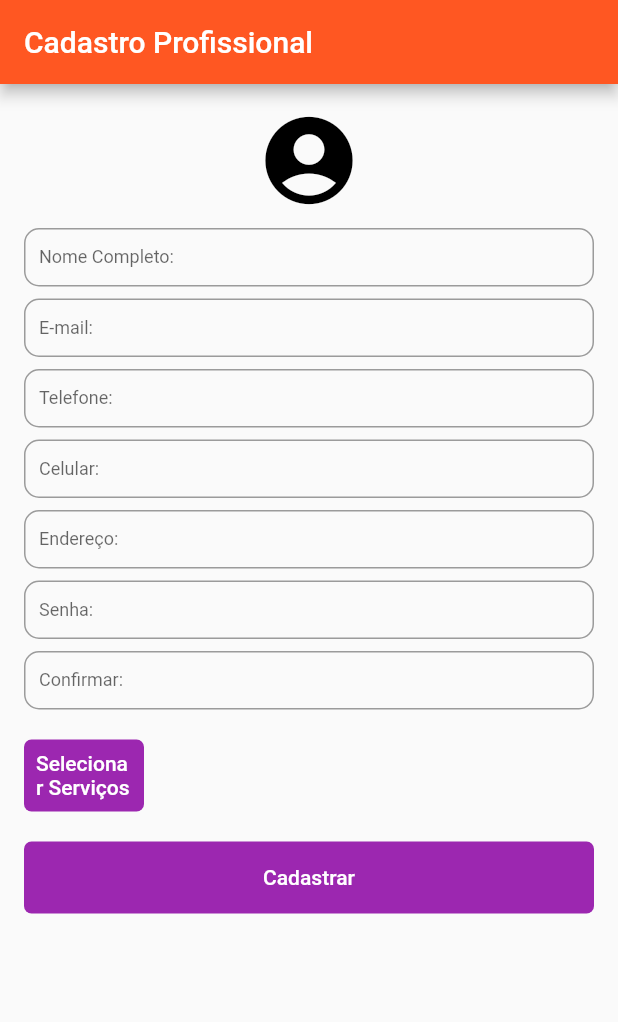
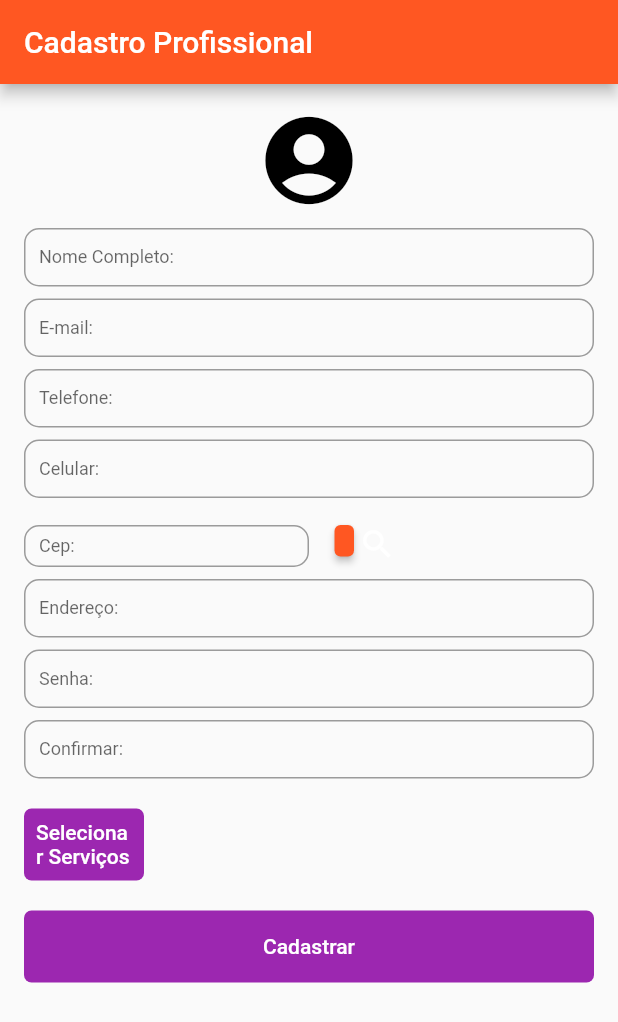
Before and after one commit to adriano328/PSTIFM, a Flutter app: the MyHomePage screen opened directly, on a phone screen of 412 x 824 dp. Shown: the top 1022 px of the screen. Run offline on Flutter 3.47's test engine with Material 2 defaults, Android fonts, the phone set to English and light mode, and no system bars; missing offline and left inert: dart:ffi.

Commit message:
Altrando endereço, adicionando busca por cep, - Visual

```diff
--- a/lib/formUserProfessional/formUsersProfessional.dart
+++ b/lib/formUserProfessional/formUsersProfessional.dart
@@ -51,6 +51,11 @@ class _MyHomePageState extends State<MyHomePage> {
   String endereco = "";
   String senha = "";
   String confirmar = "";
+
+  double _volume = 0.0;
+
+  final ButtonStyle style =
+      ElevatedButton.styleFrom(textStyle: const TextStyle(fontSize: 20));
 
   void _submit() {
     // you can write your own code according to whatever you want to submit;
@@ -201,6 +206,53 @@ class _MyHomePageState extends State<MyHomePage> {
                   SizedBox(
                     height: 8,
                   ),
+
+                  GridView.count(
+                      shrinkWrap: true,
+                      // Create a grid with 2 columns. If you change the scrollDirection to
+                      // horizontal, this produces 2 rows.
+                      crossAxisCount: 2,
+                      childAspectRatio: (1 / .2),
+                      // Generate 100 widgets that display their index in the List.
+                      children: [
+                        Container(
+                          margin: const EdgeInsets.only(top: 10),
+                          child: TextFormField(
+                            decoration: InputDecoration(
+                              isDense: true,
+                              contentPadding: EdgeInsets.all(10),
+                              border: OutlineInputBorder(
+                                  borderRadius: BorderRadius.circular(10.0)),
+                              labelText: 'Cep:',
+                              labelStyle: TextStyle(
+                                  fontSize: 12, fontWeight: FontWeight.w400),
+                            ),
+                            keyboardType: TextInputType.text,
+                            obscureText: false,
+                            onFieldSubmitted: (value) {
+                              setState(() {
+                                endereco = value;
+                              });
+                            },
+                          ),
+                        ),
+                        Container(
+                          margin: const EdgeInsets.only(
+                              left: 17, right: 160, bottom: 7, top: 10),
+                          child: ElevatedButton(
+                            onPressed: () {},
+                            child: Icon(
+                              Icons.search,
+                              color: Colors.white,
+                              size: 25,
+                            ),
+                          ),
+                        ),
+                      ]),
+
+                  SizedBox(
+                    height: 8,
+                  ),
                   //TextBox - Nome Endereço
                   TextFormField(
                     decoration: InputDecoration(
```
